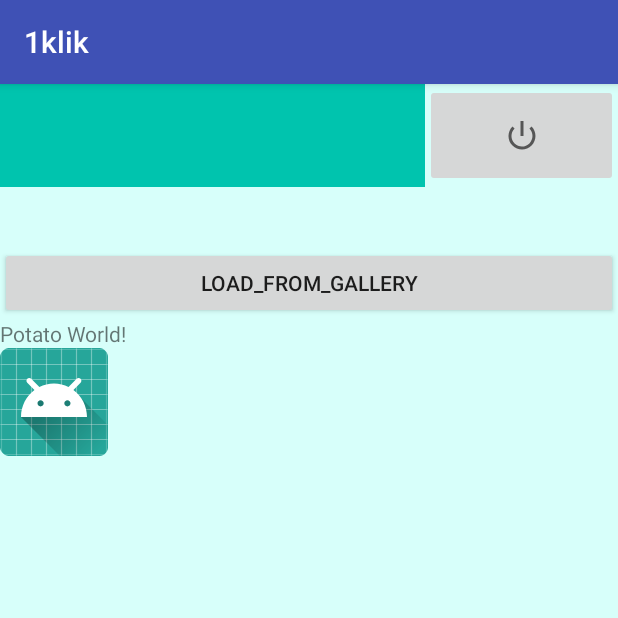
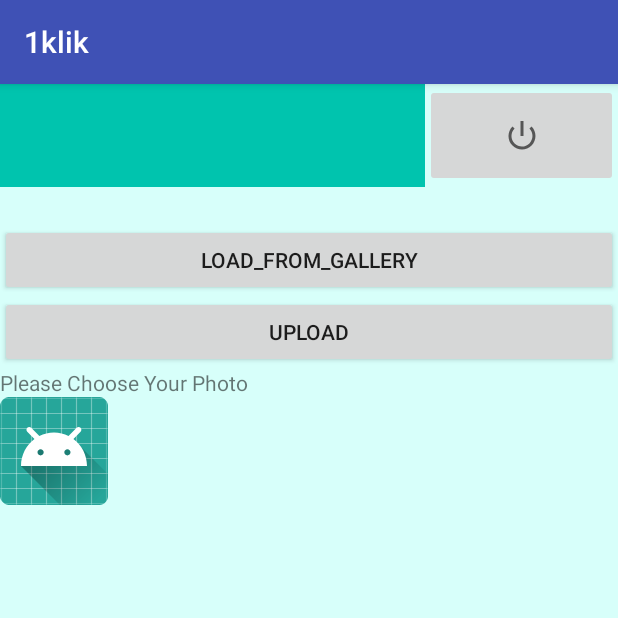
Before and after one commit to CSP203/CSP203-Project, an Android app: the coursePage screen opened directly, with no data from a screen before it, after a tap on "LOAD_FROM_GALLERY", on a phone screen of 412 x 824 dp, the top half of it. Run offline under Robolectric (Android 15) with nearby library versions, the phone set to English and light mode, and no system bars; pictures from the network do not load.

Commit message:
Android Updated,It now Accepts Images and stores them on the server in jpeg format of 1000xdynamic with the name <InstructorId>_<COURSENAME>.jpeg

```diff
--- a/Android Work/1klik/app/src/main/AndroidManifest.xml
+++ b/Android Work/1klik/app/src/main/AndroidManifest.xml
@@ -6,6 +6,8 @@
     <uses-permission android:name="android.permission.INTERNET" />
     <uses-permission android:name="android.permission.READ_EXTERNAL_STORAGE" />
     <uses-permission android:name="android.permission.WRITE_EXTERNAL_STORAGE" />
+    <uses-feature android:name="android.hardware.camera" android:required="true" />
+
     "
     <application
         android:allowBackup="true"
--- a/Android Work/1klik/app/src/main/java/a1klik/csp203/a1klik/FilePath.java
+++ b/Android Work/1klik/app/src/main/java/a1klik/csp203/a1klik/UploadImageLib/FilePath.java
@@ -1,4 +1,4 @@
-package com.nettport.imageupload.imageupload;
+package a1klik.csp203.a1klik.UploadImageLib;
 
 import android.content.ContentUris;
 import android.content.Context;
--- a/Android Work/1klik/app/src/main/java/a1klik/csp203/a1klik/HttpRequestImageLoadTask.java
+++ b/Android Work/1klik/app/src/main/java/a1klik/csp203/a1klik/UploadImageLib/HttpRequestImageLoadTask.java
@@ -1,8 +1,4 @@
-package com.nettport.imageupload.imageupload;
-
-/**
- * Created by bruker on 09.08.2017.
- */
+package a1klik.csp203.a1klik.UploadImageLib;
 
 import android.content.Context;
 import android.graphics.Bitmap;
--- a/Android Work/1klik/app/src/main/java/a1klik/csp203/a1klik/after_login.java
+++ b/Android Work/1klik/app/src/main/java/a1klik/csp203/a1klik/after_login.java
@@ -26,7 +26,7 @@ public class after_login extends AppCompatActivity {
         setContentView(R.layout.after_login);
         String data= getIntent().getStringExtra("MyData");
         final String user_name=get_name(data);
-        int instructor_id=get_id(data);
+        final int instructor_id=get_id(data);
         set_header(user_name);
         try {
             BackgroundWorker backgroundWorker = new BackgroundWorker(this);
@@ -79,6 +79,7 @@ public class after_login extends AppCompatActivity {
                     newCoursePage.putExtra("courseName",mCourseList.get((int)id).getCourseName());
                     newCoursePage.putExtra("courseTitle", mCourseList.get((int)id).getCourseTitle());
                     newCoursePage.putExtra("UserName", user_name);
+                    newCoursePage.putExtra("Instructor_id",instructor_id);
                     startActivity(newCoursePage);
                     Toast.makeText(getApplicationContext(), "Clicked Course " + view.getTag(), Toast.LENGTH_SHORT).show();
                 }
--- a/Android Work/1klik/app/src/main/java/a1klik/csp203/a1klik/coursePage.java
+++ b/Android Work/1klik/app/src/main/java/a1klik/csp203/a1klik/coursePage.java
@@ -4,6 +4,7 @@ import android.Manifest;
 import android.content.Intent;
 import android.content.pm.PackageManager;
 import android.net.Uri;
+import android.provider.MediaStore;
 import android.support.v7.app.AppCompatActivity;
 import android.os.Bundle;
 import android.view.View;
@@ -15,20 +16,29 @@ import android.widget.Toast;
 import java.util.HashMap;
 import java.util.Map;
 
+import a1klik.csp203.a1klik.UploadImageLib.FilePath;
+import a1klik.csp203.a1klik.UploadImageLib.HttpRequestImageLoadTask;
+import a1klik.csp203.a1klik.UploadImageLib.HttpRequestLongOperation;
+
 public class coursePage extends AppCompatActivity {
     String InstructorName;
     String CourseName;
     String courseTitle;
     int CourseID;
     int id;
+    int instructor_id;
     /* Api variables */
-    String websiteURL   = "folder to saving image folder";
-    String apiURL       = "FOLDER to folder having php"; // Without ending slash
+    String websiteURL   = "https://1klik.000webhostapp.com/ImageUpload/images";
+    String apiURL       = "https://1klik.000webhostapp.com/ImageUpload/api"; // Without ending slash
     String apiPassword  = "qw2e3erty6uiop";
 
     /* Current image */
     String currentImagePath = "";
     String currentImage = "";
+
+    HttpRequestLongOperation StoredAfterActivityResult=null;
+    private static int PHOTO_SELECTED=0;
+    private Intent PHOTO_SELECTED_FROM_GALLERY=null;
     @Override
     protected void onCreate(Bundle savedInstanceState) {
         super.onCreate(savedInstanceState);
@@ -37,16 +47,17 @@ public class coursePage extends AppCompatActivity {
         CourseName= getIntent().getStringExtra("courseName");
         CourseID= getIntent().getIntExtra("course_id",-1);
         courseTitle= getIntent().getStringExtra("courseTitle");
+        instructor_id=getIntent().getIntExtra("Instructor_id",-1);
         id= getIntent().getIntExtra("id",-1);
         ((TextView)findViewById(R.id.loginUserName)).setText(InstructorName);
         ((TextView)findViewById(R.id.courseShowScreen)).setText(CourseName);
-
+        StoredAfterActivityResult=null;
         //check permission
         checkPermissionRead();
         checkPermissionWrite();
 
         //listner
-        buttonListener();
+        //buttonListener();
 
     }
     public void onLogout(View view)
@@ -100,19 +111,26 @@ public class coursePage extends AppCompatActivity {
         }
     } // checkPermissionWrite
 
+    public void loadFromGallery(View view)
+    {
+        Intent pickPhoto = new Intent(Intent.ACTION_PICK,android.provider.MediaStore.Images.Media.EXTERNAL_CONTENT_URI);
+        startActivityForResult(pickPhoto,1); //one can be replaced with any action code
+
+    }
     /*- Button Listener ------------------------------------------------------------- */
-    public void buttonListener() {
-        // Load image button listener
-        Button buttonGallery = (Button) findViewById(R.id.buttonGallery);
-        buttonGallery.setOnClickListener(new View.OnClickListener() {
-            @Override
-            public void onClick(View view) {
-                Intent pickPhoto = new Intent(Intent.ACTION_PICK,
-                        android.provider.MediaStore.Images.Media.EXTERNAL_CONTENT_URI);
-                startActivityForResult(pickPhoto , 1);//one can be replaced with any action code
-            }
-        });
-    }
+//    public void buttonListener() {
+//        // Load image button listener
+//        Button buttonGallery = (Button) findViewById(R.id.buttonGallery);
+//        buttonGallery.setOnClickListener(new View.OnClickListener() {
+//            @Override
+//            public void onClick(View view) {
+//                Intent pickPhoto = new Intent(Intent.ACTION_PICK,
+//                        android.provider.MediaStore.Images.Media.EXTERNAL_CONTENT_URI);
+//                PHOTO_SELECTED_FROM_GALLERY=pickPhoto;
+//                startActivityForResult(pickPhoto , 1);//one can be replaced with any action code
+//            }
+//        });
+//    }
     @Override
     protected void onActivityResult(int requestCode, int resultCode, Intent data) {
         super.onActivityResult(requestCode, resultCode, data);
@@ -120,11 +138,11 @@ public class coursePage extends AppCompatActivity {
             Uri selectedImageUri = data.getData();
 
             // Set image
-            //ImageView imageViewImage = (ImageView)findViewById(R.id.imageViewImage);
-            //imageViewImage.setImageURI(selectedImageUri);
+            ImageView imageViewImage = (ImageView)findViewById(R.id.imageViewImage);
+            imageViewImage.setImageURI(selectedImageUri);
 
             // Save image
-            String destinationFilename = com.nettport.imageupload.imageupload.FilePath.getPath(this, selectedImageUri);
+            String destinationFilename = FilePath.getPath(this, selectedImageUri);
 
             // Dynamic text
             TextView textViewDynamicText = (TextView) findViewById(R.id.textViewDynamicText); // Dynamic text
@@ -139,15 +157,17 @@ public class coursePage extends AppCompatActivity {
             // Data
             Map mapData = new HashMap();
             mapData.put("inp_api_password", apiPassword);
-
-            com.nettport.imageupload.imageupload.HttpRequestLongOperation task = new com.nettport.imageupload.imageupload.HttpRequestLongOperation(this, urlToApi, "post_image", mapData, destinationFilename, textViewDynamicText, new com.nettport.imageupload.imageupload.HttpRequestLongOperation.TaskListener() {
+            mapData.put("i_name",instructor_id);
+            mapData.put("c_name",CourseName);
+            HttpRequestLongOperation task = new HttpRequestLongOperation(this, urlToApi, "post_image", mapData, destinationFilename, textViewDynamicText, new HttpRequestLongOperation.TaskListener() {
                 @Override
                 public void onFinished(String result) {
                     // Do Something after the task has finished
-                    imageUploadResult();
+                    //imageUploadResult();
                 }
             });
-            task.execute();
+            StoredAfterActivityResult=task;
+            //task.execute();
 
         }
     }
@@ -164,17 +184,25 @@ public class coursePage extends AppCompatActivity {
             currentImagePath = dynamicText.substring(0, index);
         }
         catch (Exception e){
+            TextView Error_screen=findViewById(R.id.courseShowScreen);
+            System.out.println("Error1 found 1");
+            Error_screen.setText(Error_screen.getText().toString()+" "+e.getMessage().toString());
             Toast.makeText(this, "path: " + e.toString(), Toast.LENGTH_LONG).show();
+            e.printStackTrace();
         }
         try {
             currentImage = dynamicText.substring(index,dynamicText.length());
         }
         catch (Exception e){
+            TextView Error_screen=findViewById(R.id.courseShowScreen);
+            System.out.println("Error1 found 2");
+            Error_screen.setText(Error_screen.getText().toString()+" "+e.getMessage().toString());
             Toast.makeText(this, "image: " + e.toString(), Toast.LENGTH_LONG).show();
+            e.printStackTrace();
         }
 
-        // Load new image
-        // Todo: loadImage();
+        //Load new image
+         loadImage();
 
     } // imageUploadResult
 
@@ -188,9 +216,46 @@ public class coursePage extends AppCompatActivity {
         if(!(currentImagePath.equals("")) && !(currentImage.equals(""))){
 
             String loadImage = websiteURL + "/" + currentImagePath + "/" + currentImage;
-            //new HttpRequestImageLoadTask(this, loadImage, imageViewImage).execute();
+            new HttpRequestImageLoadTask(this, loadImage, imageViewImage).execute();
 
         }
     }
 
+    public void uploadPhotoSelected(View view)
+    {
+        if (StoredAfterActivityResult==null)
+        {
+            Toast.makeText(this, "Please select the photo first", Toast.LENGTH_LONG).show();
+            return;
+        }
+        else
+        {
+            StoredAfterActivityResult.execute();
+            ImageView imageViewImage = (ImageView)findViewById(R.id.imageViewImage);
+            imageViewImage.setImageURI(null);
+            StoredAfterActivityResult=null;
+        }
+
+
+    }
+
+    private void dispatchTakePictureIntent() {
+        Intent takePictureIntent = new Intent(MediaStore.ACTION_IMAGE_CAPTURE);
+        if (takePictureIntent.resolveActivity(getPackageManager()) != null) {
+            startActivityForResult(takePictureIntent, 1);
+        }
+    }
+    //below function isn't correct, check again while using
+    String get_first_name(String input)
+    {
+        String output="";
+        int n=input.length();
+        int i=0;
+        while (i<n && input.charAt(i)!=' ')
+        {
+            output=output+input.charAt(i);
+        }
+        //System.out.println("First Name is "+output);
+        return output;
+    }
 }
--- a/Android Work/1klik/app/src/main/res/layout/activity_course_page.xml
+++ b/Android Work/1klik/app/src/main/res/layout/activity_course_page.xml
@@ -51,26 +51,51 @@
         <TextView
             android:id="@+id/courseShowScreen"
             android:layout_width="match_parent"
-            android:layout_height="40dp"
+            android:layout_height="wrap_content"
             android:fontFamily="cursive"
             android:padding="0dp"
             android:text="Wait while we load your courses"
             android:textSize="20dp" />
+
         <Button
             android:id="@+id/buttonGallery"
             android:layout_width="match_parent"
             android:layout_height="wrap_content"
-            android:text="Load_from_gallery" />
+            android:text="Load_from_gallery"
+            android:onClick="loadFromGallery"/>
+        <Button
+            android:id="@+id/uploadButton"
+            android:layout_width="match_parent"
+            android:layout_height="wrap_content"
+            android:text="Upload"
+            android:onClick="uploadPhotoSelected"
+            />
         <TextView
             android:id="@+id/textViewDynamicText"
             android:layout_width="wrap_content"
             android:layout_height="wrap_content"
-            android:text="Potato World!" />
-        <ImageView
-            android:id="@+id/imageViewImage"
-            android:layout_width="wrap_content"
-            android:layout_height="wrap_content"
-            app:srcCompat="@mipmap/ic_launcher" />
+            android:text="Please Choose Your Photo" />
+
+
+
+            <LinearLayout
+                android:layout_width="match_parent"
+                android:layout_height="wrap_content"
+                android:orientation="vertical" >
+
+                <ImageView
+                    android:id="@+id/imageViewImage"
+                    android:layout_width="wrap_content"
+                    android:layout_height="wrap_content"
+                    android:layout_centerHorizontal="true"
+                    android:layout_centerVertical="true"
+                    android:scaleType="centerInside"
+                    app:srcCompat="@mipmap/ic_launcher" />
+
+
+            </LinearLayout>
+
+
 
 
     </LinearLayout>
--- a/Android Work/1klik/app/src/main/res/values/strings.xml
+++ b/Android Work/1klik/app/src/main/res/values/strings.xml
@@ -1,3 +1,6 @@
 <resources>
     <string name="app_name">1klik</string>
+    <string name="StoreFileLink">https://1klik.000webhostapp.com/ImageUpload/images</string>
+    <string name="UploadPHPFileLink">https://1klik.000webhostapp.com/ImageUpload/api</string>
+    <string name="ImageUploadApiPass">qw2e3erty6uiop</string>>
 </resources>
```
Also changed, not shown: Android Work/1klik/app/src/main/java/a1klik/csp203/a1klik/UploadImageLib/HttpRequest.java (renamed from Android Work/1klik/app/src/main/java/a1klik/csp203/a1klik/HttpRequest.java, +2 -22 lines), Android Work/1klik/app/src/main/java/a1klik/csp203/a1klik/UploadImageLib/HttpRequestLongOperation.java (renamed from Android Work/1klik/app/src/main/java/a1klik/csp203/a1klik/HttpRequestLongOperation.java, +5 -2 lines).
